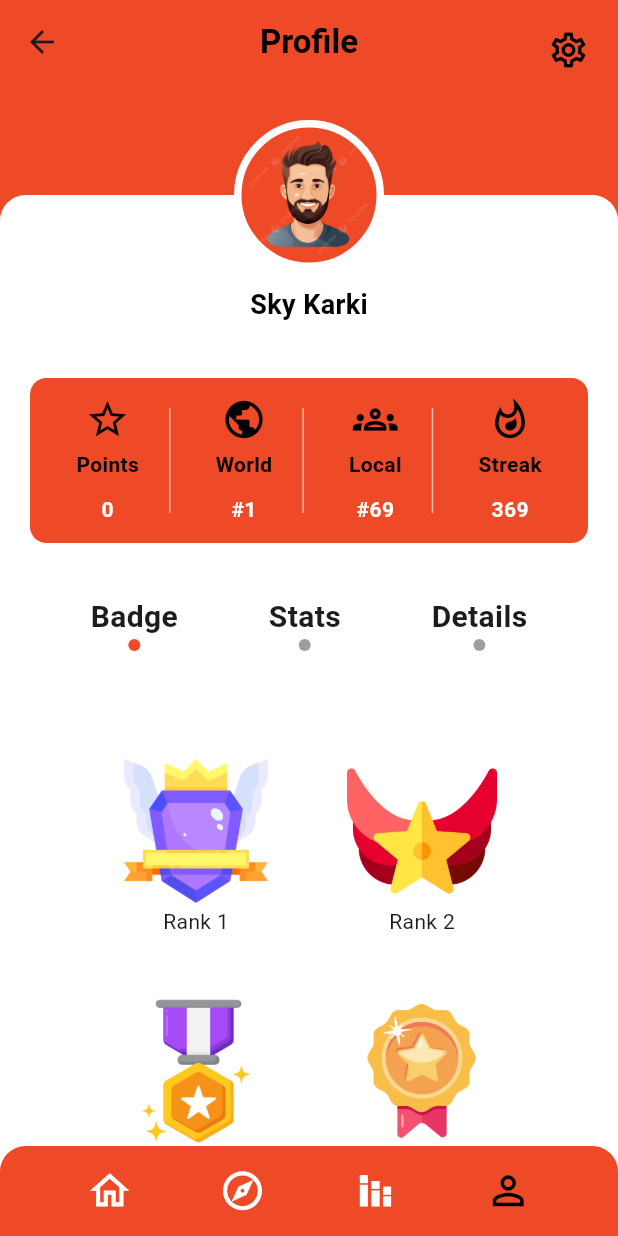
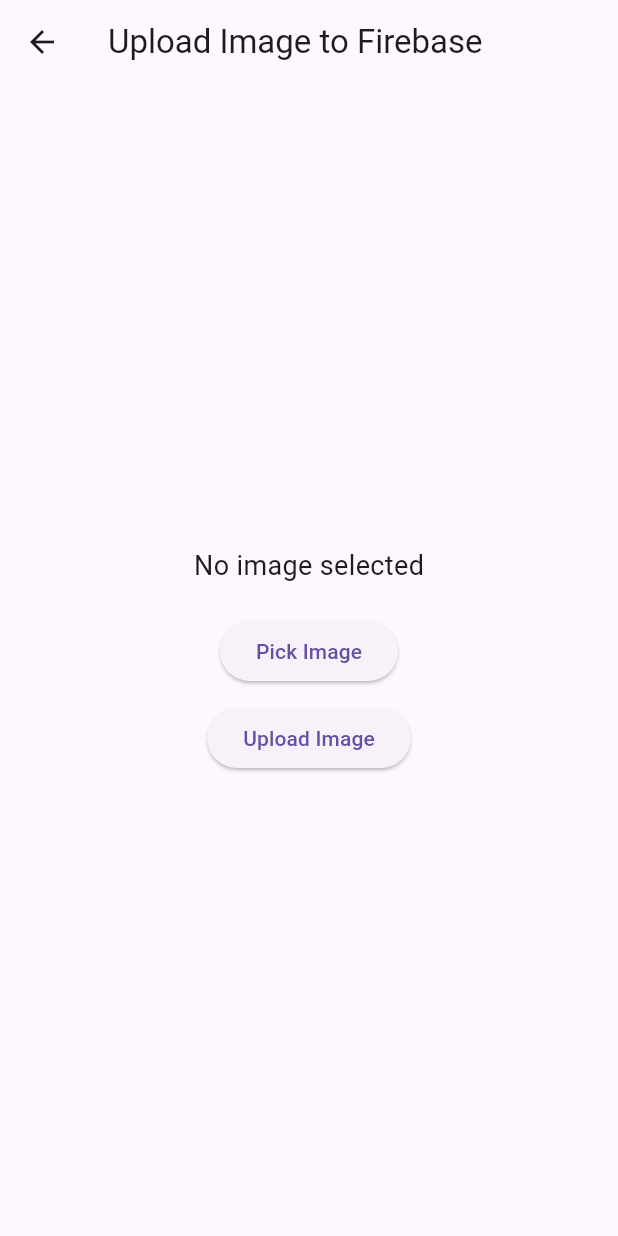
Before and after one commit to admin123KK/quizzes, a Flutter app: the Welcompage screen opened by its route, after a tap on the "person outline" icon, on a phone screen of 412 x 824 dp. Run offline on Flutter 3.47's test engine with Material 3 defaults, Android fonts, the phone set to English and light mode, and no system bars; our stand-ins replace cloud_firestore, firebase_auth, firebase_core, firebase_storage, image_picker, permission_handler and 1 more; accounts and stored records are empty.

Commit message:
failed to upload the edit image

```diff
--- /dev/null
+++ b/lib/edit_image.dart
@@ -0,0 +1,142 @@
+import 'dart:io';
+
+import 'package:firebase_core/firebase_core.dart';
+import 'package:firebase_storage/firebase_storage.dart';
+import 'package:flutter/material.dart';
+import 'package:image_picker/image_picker.dart';
+import 'package:permission_handler/permission_handler.dart';
+
+void main() async {
+  WidgetsFlutterBinding.ensureInitialized();
+  await Firebase.initializeApp();
+  runApp(MyApp());
+}
+
+class MyApp extends StatelessWidget {
+  @override
+  Widget build(BuildContext context) {
+    return MaterialApp(
+      title: 'Image Upload to Firebase',
+      theme: ThemeData(primarySwatch: Colors.blue),
+      home: ImageUploader(),
+    );
+  }
+}
+
+class ImageUploader extends StatefulWidget {
+  @override
+  _ImageUploaderState createState() => _ImageUploaderState();
+}
+
+class _ImageUploaderState extends State<ImageUploader> {
+  File? _image;
+  final picker = ImagePicker();
+  bool _isUploading = false;
+
+  // Check and request permissions before picking an image
+  Future<void> _checkPermissions() async {
+    if (await Permission.storage.request().isGranted) {
+      _pickImage();
+    } else {
+      print('Storage permission denied');
+    }
+  }
+
+  // Pick image from gallery
+  Future<void> _pickImage() async {
+    try {
+      final pickedFile = await picker.pickImage(source: ImageSource.gallery);
+      if (pickedFile != null) {
+        setState(() {
+          _image = File(pickedFile.path);
+        });
+      } else {
+        print('No image selected.');
+      }
+    } catch (e) {
+      print('Error picking image: $e');
+    }
+  }
+
+  // Upload the image to Firebase Storage
+  Future<void> _uploadImage() async {
+    if (_image == null) {
+      ScaffoldMessenger.of(context).showSnackBar(
+        SnackBar(content: Text('Please select an image first')),
+      );
+      return;
+    }
+
+    setState(() {
+      _isUploading = true;
+    });
+
+    try {
+      // Create a reference for the image file in Firebase Storage
+      final ref = FirebaseStorage.instance
+          .ref()
+          .child('images/${DateTime.now().millisecondsSinceEpoch}.jpg');
+
+      // Upload the image to Firebase Storage
+      final uploadTask = ref.putFile(_image!);
+
+      // Monitor upload progress
+      uploadTask.snapshotEvents.listen((event) {
+        print('Task state: ${event.state}');
+        print(
+            'Progress: ${(event.bytesTransferred / event.totalBytes) * 100}%');
+      });
+
+      // Wait for the upload to complete
+      await uploadTask;
+
+      // Get the download URL of the uploaded image
+      final downloadUrl = await ref.getDownloadURL();
+      print('Image uploaded successfully: $downloadUrl');
+
+      ScaffoldMessenger.of(context).showSnackBar(
+        SnackBar(content: Text('Image uploaded successfully!')),
+      );
+    } catch (e) {
+      print('Error uploading image: $e');
+      ScaffoldMessenger.of(context).showSnackBar(
+        SnackBar(content: Text('Error uploading image')),
+      );
+    } finally {
+      setState(() {
+        _isUploading = false;
+      });
+    }
+  }
+
+  @override
+  Widget build(BuildContext context) {
+    return Scaffold(
+      appBar: AppBar(
+        title: Text('Upload Image to Firebase'),
+      ),
+      body: Center(
+        child: Column(
+          mainAxisAlignment: MainAxisAlignment.center,
+          children: [
+            _image != null
+                ? Image.file(_image!, width: 200, height: 200)
+                : Text('No image selected', style: TextStyle(fontSize: 18)),
+            SizedBox(height: 20),
+            ElevatedButton(
+              onPressed: _checkPermissions, // Check permissions before picking
+              child: Text('Pick Image'),
+            ),
+            SizedBox(height: 10),
+            _isUploading
+                ? CircularProgressIndicator()
+                : ElevatedButton(
+                    onPressed: _uploadImage,
+                    child: Text('Upload Image'),
+                  ),
+          ],
+        ),
+      ),
+    );
+  }
+}
--- a/lib/welcompage.dart
+++ b/lib/welcompage.dart
@@ -1,4 +1,5 @@
 import 'package:flutter/material.dart';
+import 'package:quiznep/edit_image.dart';
 import 'package:quiznep/explorepage.dart';
 import 'package:quiznep/profilepage.dart';
 
@@ -282,7 +283,7 @@
                         Navigator.push(
                             context,
                             MaterialPageRoute(
-                                builder: (context) => const Profilepage()));
+                                builder: (context) => ImageUploader()));
                       },
                       child: const Icon(
                         Icons.person_outline,
--- a/pubspec.yaml
+++ b/pubspec.yaml
@@ -39,6 +39,9 @@
   firebase_core: ^3.8.0
   video_player: ^2.9.2
   cloud_firestore: ^5.5.1
+  image_picker: ^1.1.2
+  firebase_storage: ^12.3.7
+  permission_handler: ^11.3.1
 
 dev_dependencies:
   flutter_test:
```
Also changed, not shown: pubspec.lock, 6 other files.
